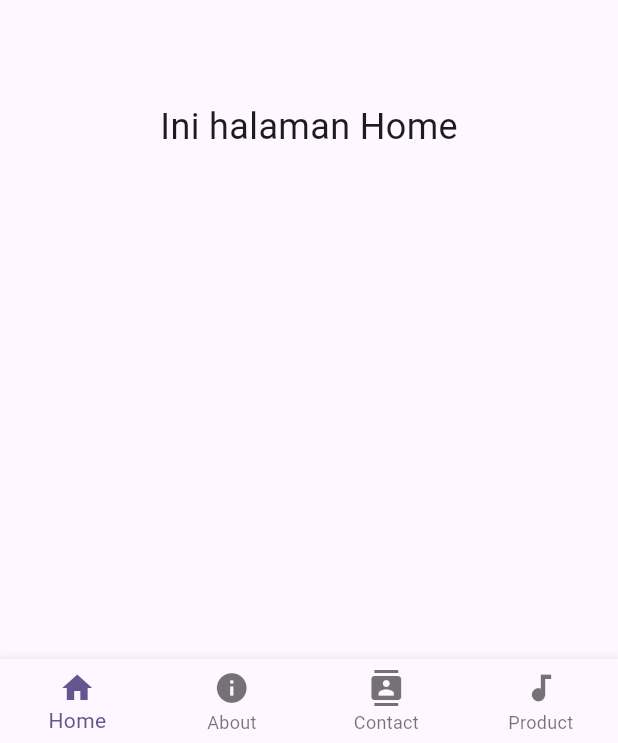
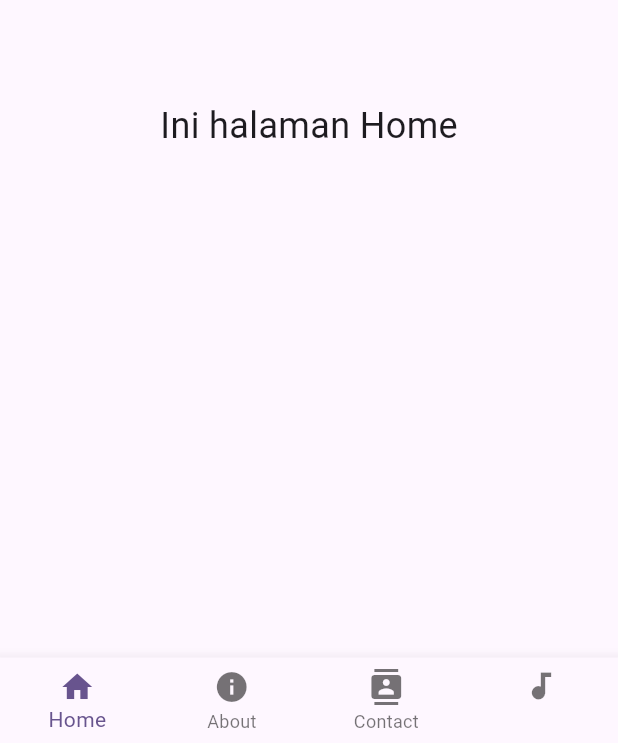
Before and after one commit to ilhamafandi21/firstapp, a Flutter app: the screen it shows after launch, on a phone screen of 412 x 824 dp. Shown: the part 490-1233 px from the top of the screen. Run offline on Flutter 3.47's test engine with Material 3 defaults, Android fonts, the phone set to English and light mode, and no system bars.

Commit message:
01-10-2025

```diff
--- a/lib/main.dart
+++ b/lib/main.dart
@@ -65,7 +65,7 @@ class _MyHomePageState extends State<MyHomePage>{
           ),
           BottomNavigationBarItem(
             icon: Icon(Icons.audiotrack),
-            label: 'Product',
+            label: '',
           ),
         ],
       ),
```
